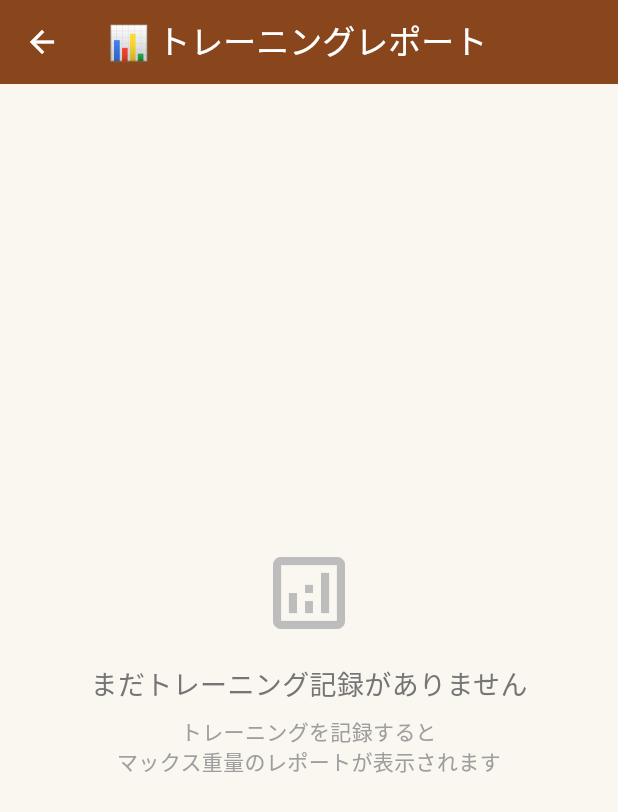
After one commit to kj-nakamura/training-log, a Flutter app: the screen it shows after launch, after a tap on the "add" icon, after a tap on the "analytics" icon, on a phone screen of 412 x 824 dp. The commit adds this screen. Shown: the top 812 px of the screen. Run offline on Flutter 3.47's test engine with Material 3 defaults, Android fonts, the phone set to English and light mode, and no system bars; our stand-ins replace fl_chart, shared_preferences, table_calendar.

Commit message:
レポート作成

```diff
--- /dev/null
+++ b/lib/models/exercise_report.dart
@@ -0,0 +1,31 @@
+class ExerciseReport {
+  final String exerciseName;
+  final double maxWeight;
+  final DateTime achievedDate;
+  final int totalSessions;
+
+  ExerciseReport({
+    required this.exerciseName,
+    required this.maxWeight,
+    required this.achievedDate,
+    required this.totalSessions,
+  });
+
+  Map<String, dynamic> toJson() {
+    return {
+      'exerciseName': exerciseName,
+      'maxWeight': maxWeight,
+      'achievedDate': achievedDate.toIso8601String(),
+      'totalSessions': totalSessions,
+    };
+  }
+
+  factory ExerciseReport.fromJson(Map<String, dynamic> json) {
+    return ExerciseReport(
+      exerciseName: json['exerciseName'] ?? '',
+      maxWeight: json['maxWeight']?.toDouble() ?? 0.0,
+      achievedDate: DateTime.parse(json['achievedDate']),
+      totalSessions: json['totalSessions']?.toInt() ?? 0,
+    );
+  }
+}
--- a/lib/screens/note_creation_screen.dart
+++ b/lib/screens/note_creation_screen.dart
@@ -6,6 +6,7 @@ import '../models/training_set.dart';
 import '../services/storage_service.dart';
 import '../widgets/progress_chart.dart';
 import 'calendar_screen.dart';
+import 'report_screen.dart';
 
 class NoteCreationScreen extends StatefulWidget {
   final TrainingNote? existingNote;
@@ -388,22 +389,11 @@ class _NoteCreationScreenState extends State<NoteCreationScreen> with TickerProv
     }
   }
 
-  void _showProgressChart() {
-    showDialog(
-      context: context,
-      builder: (context) => AlertDialog(
-        title: const Text('体重グラフ'),
-        content: const SizedBox(
-          width: double.maxFinite,
-          height: 300,
-          child: ProgressChart(),
-        ),
-        actions: [
-          TextButton(
-            onPressed: () => Navigator.of(context).pop(),
-            child: const Text('閉じる'),
-          ),
-        ],
+  void _showReport() {
+    Navigator.push(
+      context,
+      MaterialPageRoute(
+        builder: (context) => const ReportScreen(),
       ),
     );
   }
@@ -417,8 +407,8 @@ class _NoteCreationScreenState extends State<NoteCreationScreen> with TickerProv
         foregroundColor: Colors.white,
         elevation: 2,
         leading: IconButton(
-          icon: const Icon(Icons.bar_chart),
-          onPressed: _showProgressChart,
+          icon: const Icon(Icons.analytics),
+          onPressed: _showReport,
         ),
         actions: [
           IconButton(
--- /dev/null
+++ b/lib/screens/report_screen.dart
@@ -0,0 +1,279 @@
+import 'package:flutter/material.dart';
+import 'package:intl/intl.dart';
+import '../models/exercise_report.dart';
+import '../services/report_service.dart';
+import '../services/storage_service.dart';
+import 'note_creation_screen.dart';
+
+class ReportScreen extends StatefulWidget {
+  const ReportScreen({Key? key}) : super(key: key);
+
+  @override
+  State<ReportScreen> createState() => _ReportScreenState();
+}
+
+class _ReportScreenState extends State<ReportScreen> {
+  final ReportService _reportService = ReportService();
+  List<ExerciseReport> _reports = [];
+  bool _isLoading = true;
+
+  @override
+  void initState() {
+    super.initState();
+    _loadReports();
+  }
+
+  Future<void> _loadReports() async {
+    setState(() {
+      _isLoading = true;
+    });
+
+    try {
+      final reports = await _reportService.getExerciseReports();
+      setState(() {
+        _reports = reports;
+        _isLoading = false;
+      });
+    } catch (e) {
+      setState(() {
+        _isLoading = false;
+      });
+      if (mounted) {
+        ScaffoldMessenger.of(context).showSnackBar(
+          SnackBar(content: Text('レポートの読み込みに失敗しました: $e')),
+        );
+      }
+    }
+  }
+
+  @override
+  Widget build(BuildContext context) {
+    return Scaffold(
+      appBar: AppBar(
+        title: const Text('📊 トレーニングレポート'),
+        backgroundColor: const Color(0xFF8B4513),
+        foregroundColor: Colors.white,
+        elevation: 2,
+      ),
+      backgroundColor: const Color(0xFFFAF6F0),
+      body: _isLoading
+          ? const Center(
+              child: CircularProgressIndicator(
+                color: Color(0xFF8B4513),
+              ),
+            )
+          : _reports.isEmpty
+              ? _buildEmptyState()
+              : _buildReportList(),
+    );
+  }
+
+  Widget _buildEmptyState() {
+    return Center(
+      child: Column(
+        mainAxisAlignment: MainAxisAlignment.center,
+        children: [
+          Icon(
+            Icons.analytics_outlined,
+            size: 64,
+            color: Colors.grey[400],
+          ),
+          const SizedBox(height: 16),
+          Text(
+            'まだトレーニング記録がありません',
+            style: TextStyle(
+              fontSize: 18,
+              color: Colors.grey[600],
+              fontFamily: 'serif',
+            ),
+          ),
+          const SizedBox(height: 8),
+          Text(
+            'トレーニングを記録すると\nマックス重量のレポートが表示されます',
+            textAlign: TextAlign.center,
+            style: TextStyle(
+              fontSize: 14,
+              color: Colors.grey[500],
+              fontFamily: 'serif',
+            ),
+          ),
+        ],
+      ),
+    );
+  }
+
+  Widget _buildReportList() {
+    return Column(
+      children: [
+        Container(
+          padding: const EdgeInsets.all(16),
+          margin: const EdgeInsets.all(16),
+          decoration: BoxDecoration(
+            color: Colors.white.withOpacity(0.9),
+            borderRadius: BorderRadius.circular(12),
+            boxShadow: [
+              BoxShadow(
+                color: Colors.black.withOpacity(0.1),
+                blurRadius: 8,
+                offset: const Offset(0, 2),
+              ),
+            ],
+            border: Border.all(
+              color: const Color(0xFFE8E1D9),
+              width: 1,
+            ),
+          ),
+          child: Row(
+            children: [
+              const Icon(
+                Icons.emoji_events,
+                color: Color(0xFF8B4513),
+                size: 24,
+              ),
+              const SizedBox(width: 12),
+              Text(
+                '種目別マックス重量レポート',
+                style: const TextStyle(
+                  fontSize: 18,
+                  fontWeight: FontWeight.bold,
+                  fontFamily: 'serif',
+                  color: Color(0xFF5D4037),
+                ),
+              ),
+            ],
+          ),
+        ),
+        Expanded(
+          child: ListView.builder(
+            padding: const EdgeInsets.fromLTRB(16, 0, 16, 16),
+            itemCount: _reports.length,
+            itemBuilder: (context, index) {
+              final report = _reports[index];
+              return _buildReportCard(report);
+            },
+          ),
+        ),
+      ],
+    );
+  }
+
+  Widget _buildReportCard(ExerciseReport report) {
+    return Container(
+      margin: const EdgeInsets.only(bottom: 12),
+      decoration: BoxDecoration(
+        color: Colors.white.withOpacity(0.9),
+        borderRadius: BorderRadius.circular(12),
+        boxShadow: [
+          BoxShadow(
+            color: Colors.black.withOpacity(0.1),
+            blurRadius: 8,
+            offset: const Offset(0, 2),
+          ),
+        ],
+        border: Border.all(
+          color: const Color(0xFFE8E1D9),
+          width: 1,
+        ),
+      ),
+      child: Padding(
+        padding: const EdgeInsets.all(16),
+        child: Row(
+          children: [
+            // 種目アイコン
+            Container(
+              width: 40,
+              height: 40,
+              decoration: const BoxDecoration(
+                color: Color(0xFF8B4513),
+                shape: BoxShape.circle,
+              ),
+              child: const Center(
+                child: Icon(
+                  Icons.fitness_center,
+                  color: Colors.white,
+                  size: 20,
+                ),
+              ),
+            ),
+            const SizedBox(width: 16),
+            // 種目情報
+            Expanded(
+              child: Column(
+                crossAxisAlignment: CrossAxisAlignment.start,
+                children: [
+                  Text(
+                    report.exerciseName,
+                    style: const TextStyle(
+                      fontSize: 18,
+                      fontWeight: FontWeight.bold,
+                      fontFamily: 'serif',
+                      color: Color(0xFF5D4037),
+                    ),
+                  ),
+                  const SizedBox(height: 4),
+                  Row(
+                    children: [
+                      const Icon(
+                        Icons.fitness_center,
+                        size: 16,
+                        color: Color(0xFF8B4513),
+                      ),
+                      const SizedBox(width: 4),
+                      Text(
+                        'マックス: ${report.maxWeight}kg',
+                        style: const TextStyle(
+                          fontSize: 16,
+                          fontWeight: FontWeight.bold,
+                          fontFamily: 'serif',
+                          color: Color(0xFF8B4513),
+                        ),
+                      ),
+                    ],
+                  ),
+                  const SizedBox(height: 2),
+                  Row(
+                    children: [
+                      const Icon(
+                        Icons.calendar_today,
+                        size: 14,
+                        color: Colors.grey,
+                      ),
+                      const SizedBox(width: 4),
+                      Text(
+                        '達成日: ${DateFormat('yyyy/MM/dd').format(report.achievedDate)}',
+                        style: const TextStyle(
+                          fontSize: 12,
+                          fontFamily: 'serif',
+                          color: Colors.grey,
+                        ),
+                      ),
+                    ],
+                  ),
+                  const SizedBox(height: 2),
+                  Row(
+                    children: [
+                      const Icon(
+                        Icons.repeat,
+                        size: 14,
+                        color: Colors.grey,
+                      ),
+                      const SizedBox(width: 4),
+                      Text(
+                        'この重量を上げた回数: ${report.totalSessions}回',
+                        style: const TextStyle(
+                          fontSize: 12,
+                          fontFamily: 'serif',
+                          color: Colors.grey,
+                        ),
+                      ),
+                    ],
+                  ),
+                ],
+              ),
+            ),
+          ],
+        ),
+      ),
+    );
+  }
+}
--- /dev/null
+++ b/lib/services/report_service.dart
@@ -0,0 +1,90 @@
+import '../models/exercise_report.dart';
+import '../models/training_note.dart';
+import 'storage_service.dart';
+
+class ReportService {
+  final StorageService _storageService = StorageService();
+
+  Future<List<ExerciseReport>> getExerciseReports() async {
+    final notes = await _storageService.getNotes();
+    final Map<String, ExerciseData> exerciseMap = {};
+
+    // 全ノートから種目データを集計
+    for (final note in notes) {
+      for (final exercise in note.exercises) {
+        if (exercise.name.isEmpty) continue;
+
+        final exerciseName = exercise.name;
+
+        if (!exerciseMap.containsKey(exerciseName)) {
+          exerciseMap[exerciseName] = ExerciseData(
+            name: exerciseName,
+            maxWeight: 0.0,
+            achievedDate: note.date,
+            maxWeightCount: 0,
+          );
+        }
+
+        // 最大重量を計算
+        for (final set in exercise.sets) {
+          if (set.weight > exerciseMap[exerciseName]!.maxWeight) {
+            exerciseMap[exerciseName]!.maxWeight = set.weight;
+            exerciseMap[exerciseName]!.achievedDate = note.date;
+            exerciseMap[exerciseName]!.maxWeightCount = 1; // 新しい最大重量なのでカウントリセット
+          } else if (set.weight == exerciseMap[exerciseName]!.maxWeight && set.weight > 0) {
+            exerciseMap[exerciseName]!.maxWeightCount++; // 同じ最大重量なのでカウント増加
+          }
+        }
+      }
+    }
+
+    // ExerciseReportのリストに変換
+    final reports = exerciseMap.values
+        .where((data) => data.maxWeight > 0) // 重量が0より大きいもののみ
+        .map((data) => ExerciseReport(
+              exerciseName: data.name,
+              maxWeight: data.maxWeight,
+              achievedDate: data.achievedDate,
+              totalSessions: data.maxWeightCount,
+            ))
+        .toList();
+
+    // 種目名のアルファベット順でソート
+    reports.sort((a, b) => a.exerciseName.compareTo(b.exerciseName));
+
+    return reports;
+  }
+
+  Future<double> getMaxWeightForExercise(String exerciseName) async {
+    final notes = await _storageService.getNotes();
+    double maxWeight = 0.0;
+
+    for (final note in notes) {
+      for (final exercise in note.exercises) {
+        if (exercise.name.toLowerCase() == exerciseName.toLowerCase()) {
+          for (final set in exercise.sets) {
+            if (set.weight > maxWeight) {
+              maxWeight = set.weight;
+            }
+          }
+        }
+      }
+    }
+
+    return maxWeight;
+  }
+}
+
+class ExerciseData {
+  String name;
+  double maxWeight;
+  DateTime achievedDate;
+  int maxWeightCount;
+
+  ExerciseData({
+    required this.name,
+    required this.maxWeight,
+    required this.achievedDate,
+    required this.maxWeightCount,
+  });
+}
```
